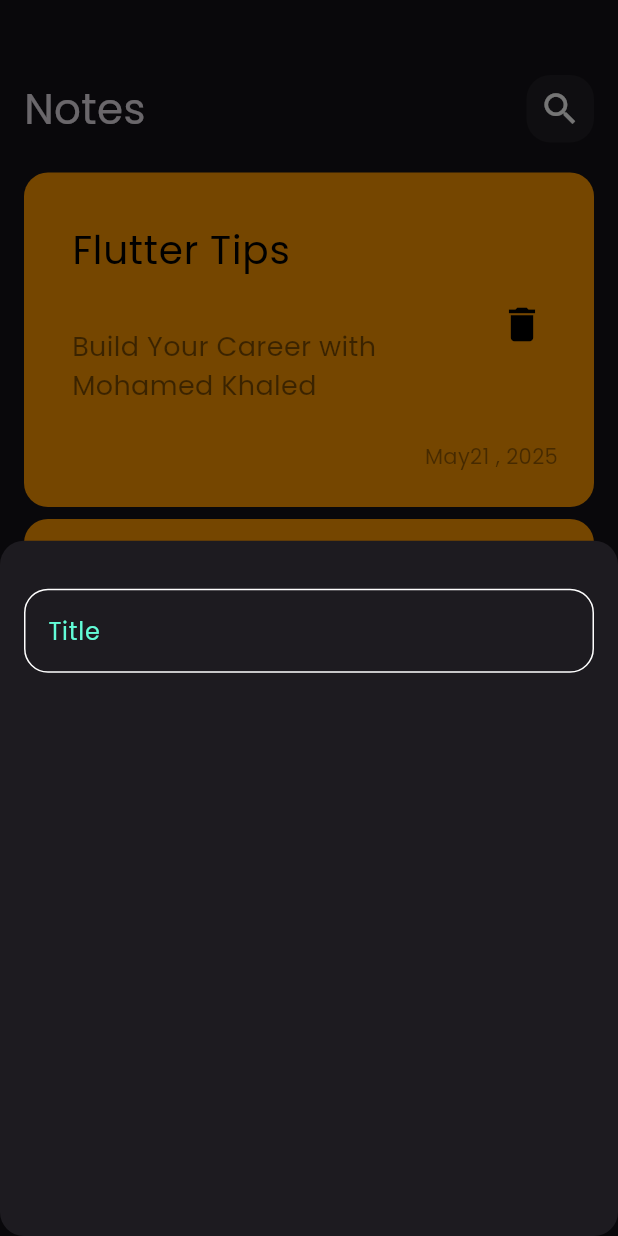
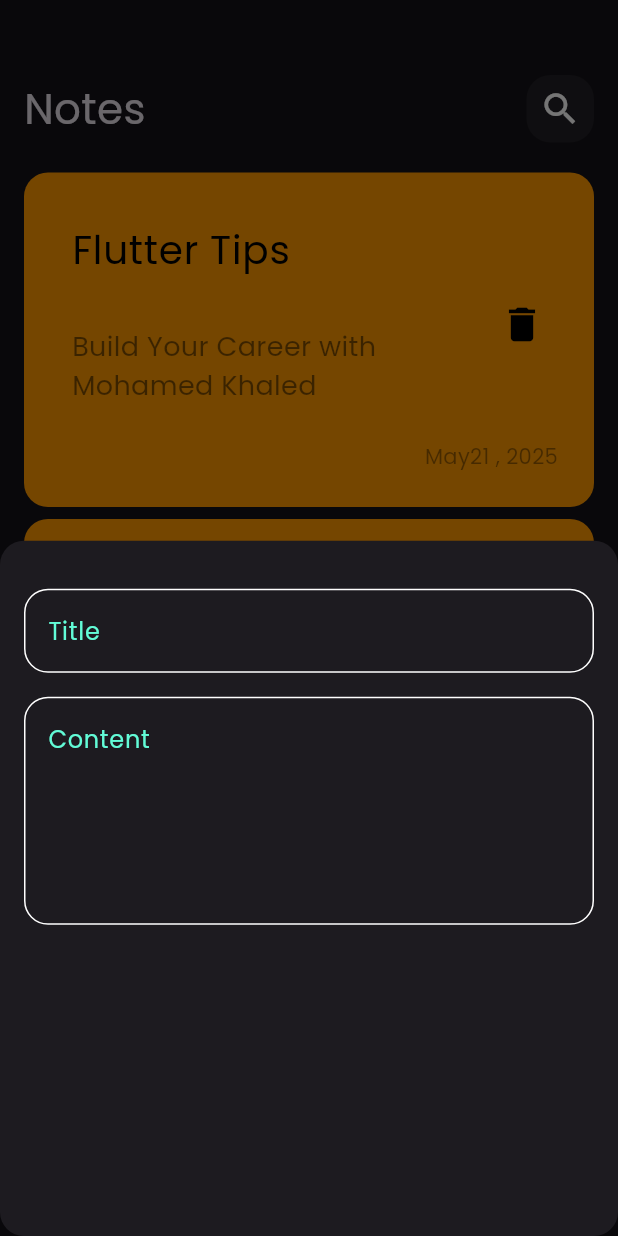
Before and after one commit to mohamed-khaled-ezz/note_app, a Flutter app: the screen it shows after launch, after a tap on the "add" icon, on a phone screen of 412 x 824 dp. Run offline on Flutter 3.47's test engine with Material 3 defaults, Android fonts, the phone set to English and light mode, and no system bars.

Commit message:
add field to the bottom sheet

```diff
--- a/lib/widgets/add_note_bottom_sheet.dart
+++ b/lib/widgets/add_note_bottom_sheet.dart
@@ -8,12 +8,14 @@ class AddNoteBottomSheet extends StatelessWidget {
   Widget build(BuildContext context) {
     return Padding(
       padding: const EdgeInsets.symmetric(horizontal: 16),
-      child: Column(children: [
-        SizedBox(height: 32,),
-        CustomTextField(),
-
-
-      ]),
+      child: Column(
+        children: [
+          SizedBox(height: 32),
+          CustomTextField(hint: 'Title'),
+          SizedBox(height: 16),
+          CustomTextField(hint: 'Content',maxlines: 5),
+        ],
+      ),
     );
   }
 }
--- a/lib/widgets/custom_text_field.dart
+++ b/lib/widgets/custom_text_field.dart
@@ -2,14 +2,19 @@ import 'package:flutter/material.dart';
 import 'package:note_app/constants.dart';
 
 class CustomTextField extends StatelessWidget {
-  const CustomTextField({super.key});
+  const CustomTextField({super.key, required this.hint, this.maxlines=1});
+
+  final String hint;
+  final int maxlines;
 
   @override
   Widget build(BuildContext context) {
     return TextField(
       cursorColor: kPrimaryoColor,
+      maxLines: maxlines,
       decoration: InputDecoration(
-        hintText: 'Title',
+
+        hintText: hint,
         hintStyle:const TextStyle(color: kPrimaryoColor),
 
         border: buildBorder(),
```
